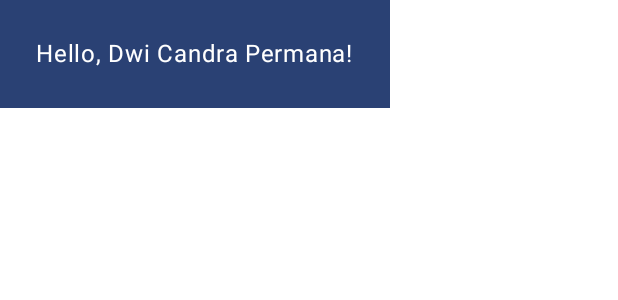
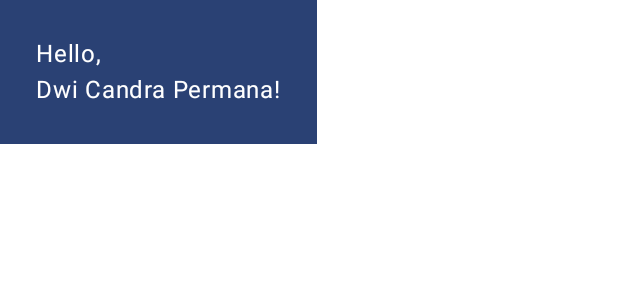
Before and after one commit to dwichan0905/my_compose_learn, an Android app built with Jetpack Compose: the @Preview function DefaultPreview, on a phone screen of 412 x 824 dp. Shown: the top 300 px of the screen. Run offline under Robolectric (Android 15) with nearby library versions, the phone set to English and light mode, and no system bars.

Commit message:
Using columns

```diff
--- a/1. Basic/app/src/main/java/idn/dwichan/jetpackcomposebasic/MainActivity.kt
+++ b/1. Basic/app/src/main/java/idn/dwichan/jetpackcomposebasic/MainActivity.kt
@@ -3,6 +3,7 @@ package idn.dwichan.jetpackcomposebasic
 import android.os.Bundle
 import androidx.activity.ComponentActivity
 import androidx.activity.compose.setContent
+import androidx.compose.foundation.layout.Column
 import androidx.compose.foundation.layout.padding
 import androidx.compose.material3.MaterialTheme
 import androidx.compose.material3.Surface
@@ -28,10 +29,10 @@ class MainActivity : ComponentActivity() {
 @Composable
 fun Greeting(name: String) {
     Surface(color = MaterialTheme.colorScheme.primary) {
-        Text(
-            text = "Hello, $name!",
-            modifier = Modifier.padding(24.dp)
-        )
+        Column(modifier = Modifier.padding(24.dp)) {
+            Text(text = "Hello, ")
+            Text(text = "$name!")
+        }
     }
 }
 
```
